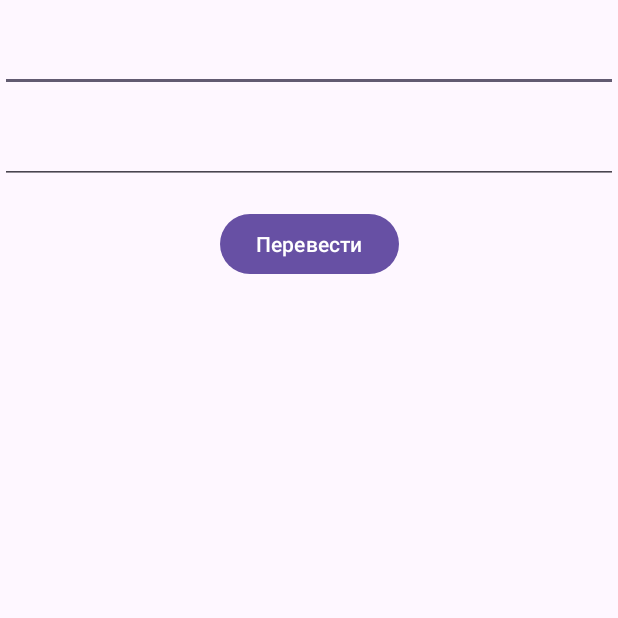
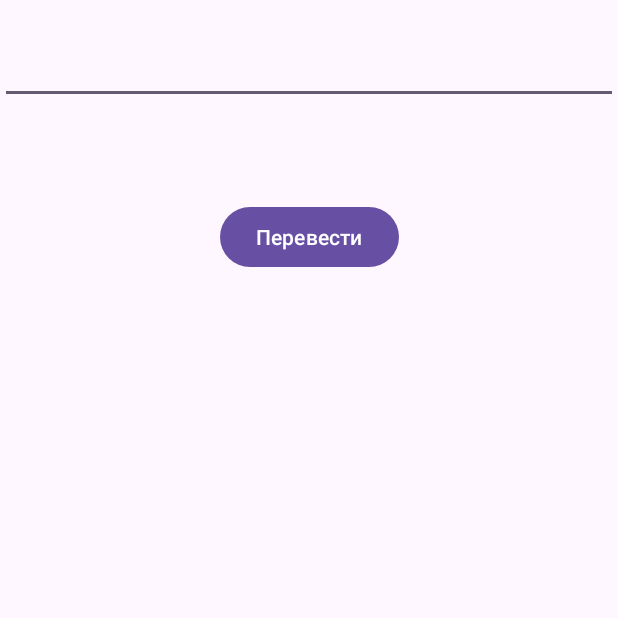
Before and after one commit to Mefoolyhi/MobileHomework, an Android app: the screen it shows after launch (MainActivity), on a phone screen of 412 x 824 dp, the top half of it. Run offline under Robolectric (Android 15) with nearby library versions, the phone set to English and light mode, and no system bars.

Commit message:
rest example

```diff
--- a/RestExample/app/build.gradle
+++ b/RestExample/app/build.gradle
@@ -36,4 +36,9 @@ dependencies {
     testImplementation 'junit:junit:4.13.2'
     androidTestImplementation 'androidx.test.ext:junit:1.1.3'
     androidTestImplementation 'androidx.test.espresso:espresso-core:3.4.0'
+
+    implementation 'com.squareup.retrofit2:retrofit:2.9.0'
+    implementation 'com.squareup.retrofit2:converter-gson:2.9.0'
+
+    implementation 'com.google.code.gson:gson:2.9.0'
 }
--- /dev/null
+++ b/RestExample/app/src/main/java/com/example/restexample/Link.java
@@ -0,0 +1,13 @@
+package com.example.restexample;
+
+import java.util.Map;
+
+import retrofit2.Call;
+import retrofit2.http.FieldMap;
+import retrofit2.http.POST;
+
+public interface Link {
+
+    @POST("/api/v1.5/tr.json/translate")
+    Call<Object> translate(@FieldMap Map<String, String> map);
+}
--- a/RestExample/app/src/main/java/com/example/restexample/MainActivity.java
+++ b/RestExample/app/src/main/java/com/example/restexample/MainActivity.java
@@ -1,14 +1,76 @@
 package com.example.restexample;
+
+import android.os.Bundle;
+import android.view.View;
+import android.widget.Button;
+import android.widget.EditText;
+import android.widget.TextView;
 
 import androidx.appcompat.app.AppCompatActivity;
 
-import android.os.Bundle;
+import com.google.gson.Gson;
+import com.google.gson.GsonBuilder;
+
+import java.io.IOException;
+import java.util.HashMap;
+import java.util.Map;
+
+import retrofit2.Call;
+import retrofit2.Response;
+import retrofit2.Retrofit;
+import retrofit2.converter.gson.GsonConverterFactory;
 
 public class MainActivity extends AppCompatActivity {
+
+    private EditText text;
+    private TextView translated;
+    private Button translateBtn;
+
+    private final String URL = "https://translate.yandex.ru";
+    private final String KEY = "";
+
+    private Gson gson = new GsonBuilder().create();
+
+    private Retrofit retrofit = new Retrofit.Builder()
+            .addConverterFactory(GsonConverterFactory.create(gson))
+            .baseUrl(URL)
+            .build();
+
+    private Link intf = retrofit.create(Link.class);
 
     @Override
     protected void onCreate(Bundle savedInstanceState) {
         super.onCreate(savedInstanceState);
         setContentView(R.layout.activity_main);
+
+        text = findViewById(R.id.originalET);
+        translated = findViewById(R.id.translatedTV);
+        translateBtn = findViewById(R.id.translateBtn);
+
+        translateBtn.setOnClickListener(new View.OnClickListener() {
+            @Override
+            public void onClick(View v) {
+                Map<String, String> mapJson = new HashMap<>();
+                mapJson.put("key", KEY);
+                mapJson.put("lang", "en-ru");
+                mapJson.put("text", text.getText().toString());
+
+                Call<Object> call = intf.translate(mapJson);
+
+                try {
+                    Response<Object> res = call.execute();
+
+                    Map<String, String> map = gson.fromJson(res.body().toString(), Map.class);
+
+                    for (Map.Entry e : map.entrySet()) {
+                        if (e.getKey().equals("text")) {
+                            translated.setText(e.getValue().toString());
+                        }
+                    }
+                } catch (IOException e) {
+                    e.printStackTrace();
+                }
+            }
+        });
     }
 }
--- a/RestExample/app/src/main/res/layout/activity_main.xml
+++ b/RestExample/app/src/main/res/layout/activity_main.xml
@@ -10,16 +10,20 @@
         android:id="@+id/originalET"
         android:layout_width="match_parent"
         android:layout_height="wrap_content"
+        android:textSize="24sp"
         android:layout_marginTop="16dp"
+        android:gravity="center"
         app:layout_constraintStart_toStartOf="parent"
         app:layout_constraintEnd_toEndOf="parent"
         app:layout_constraintTop_toTopOf="parent"/>
 
-    <EditText
-        android:id="@+id/translatedET"
+    <TextView
+        android:id="@+id/translatedTV"
         android:layout_width="match_parent"
         android:layout_height="wrap_content"
+        android:textSize="24sp"
         android:layout_marginTop="16dp"
+        android:gravity="center"
         app:layout_constraintStart_toStartOf="parent"
         app:layout_constraintEnd_toEndOf="parent"
         app:layout_constraintTop_toBottomOf="@id/originalET" />
@@ -32,6 +36,6 @@
         android:layout_marginTop="16dp"
         app:layout_constraintStart_toStartOf="parent"
         app:layout_constraintEnd_toEndOf="parent"
-        app:layout_constraintTop_toBottomOf="@id/translatedET" />
+        app:layout_constraintTop_toBottomOf="@id/translatedTV" />
 
 </androidx.constraintlayout.widget.ConstraintLayout>
```
